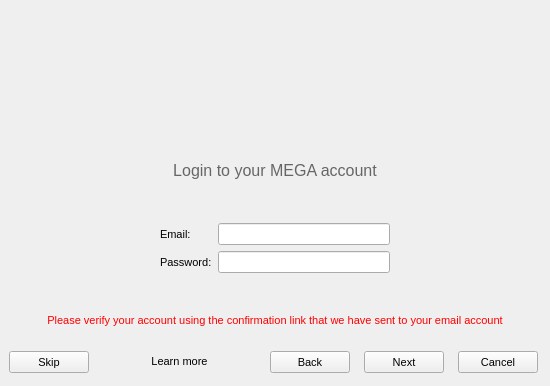
Above: src/MEGASync/gui/win/SetupWizard.ui from meganz/MEGAsync before the change. Below: the same form after it.
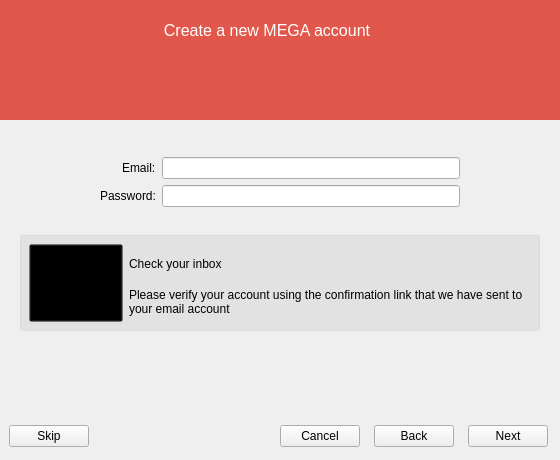
That is the form after the change. The open tabs and pages were chosen to show the change. Icons and pictures are not drawn. Custom widgets are drawn as their Qt base class.

Commit message: Initial commit: - Apply new style to all steps - New password strength - New assets

Diff of the .ui file:
```diff
--- a/src/MEGASync/gui/win/SetupWizard.ui
+++ b/src/MEGASync/gui/win/SetupWizard.ui
@@ -6,84 +6,42 @@
    <rect>
     <x>0</x>
     <y>0</y>
-    <width>550</width>
-    <height>386</height>
+    <width>560</width>
+    <height>460</height>
    </rect>
   </property>
   <property name="minimumSize">
    <size>
-    <width>550</width>
-    <height>386</height>
+    <width>560</width>
+    <height>460</height>
    </size>
   </property>
   <property name="maximumSize">
    <size>
-    <width>550</width>
-    <height>386</height>
+    <width>581</width>
+    <height>460</height>
    </size>
   </property>
   <property name="windowTitle">
    <string>Setup Wizard - MEGAsync</string>
   </property>
   <property name="styleSheet">
-   <string notr="true">QWidget
-{
-font-size: 11px;
-}
-
-QCheckBox::indicator {
-     width: 16px;
-     height: 16px;
- }
-
-QRadioButton::indicator {
-     width: 22px;
-     height: 22px;
-	
- }
-
-QScrollBar:horizontal {
-height: 16px;
-}
-
-QPushButton
-{
-    min-height: 14px;
-	height: 14px;
-}
-
-
-#sPages
-{
-	background-image: url(://images/background.png);
-}
-
-#lVerify
-{
-	color: red;
-}
-
-#wAdvancedSetup, #wTypicalSetup
-{
-	background: transparent;
-}
-
-#lTypicalDesc, #lAdvancedDesc
+   <string notr="true">#lTypicalDesc, #lAdvancedDesc
 {
 	font-size:13px; 
 	color:#666666;
 }
 
-#label, #label_2, #label_6, #lFinalMegaFolderIntro, #bFinalLocalFolder, #bFinalMegaFolder
+#wHeader
 {
-	font-size:13px; 
+    background-color: #E2574C;
 }
 
-#lTypicalHeader, #lAdvancedHeader
+#lHeader
 {
-	font-size:21px; 
-	font-weight:600; 
-	color:#333333;
+   font-family: &quot;Montserrat&quot;;
+   font-size: 16px;
+   color: #ffffff;
 }
 
 #lProgress
@@ -92,10 +50,9 @@
     font-weight: bold;
 }
 
-#lSetupType, #lAdvancedSetup, #lWelcome, #lLogin, #lCreateAccount
+#cAgreeWithTerms
 {
-font-size: 16px;
-font-weight: bold;
+	margin-left: -2px;
 }
 
 #lLocalFolder, #lMegaFolder
@@ -104,27 +61,9 @@
 	margin-left: -3px;
 }
 
-#pBCreateAccountHeader
+#bCurrentStep
 {
 	border:none;
-	
-}
-
-#lWelcome
-{
-font-size:20px;
-font: &quot;Helvetica&quot;;
-font-weight: normal;
-color: #666666;
-margin-bottom: 9px;
-}
-
-#label_2, #label_6, #lFinalMegaFolderIntro
-{
-	font: &quot;Helvetica&quot;;
-	font-size: 13px;
-	font-weight: normal;
-	color: #666666;
 }
 
 #lAdditionalSyncs
@@ -135,18 +74,12 @@
 	color: #666666;
 }
 
-#lCreateAccount, #lProgress, #lSetupType, #lAdvancedSetup
+#lProgress, #lAdvancedSetup
 {
 	font: &quot;Helvetica&quot;;
 	font-weight: normal;
 	color: #666666;
 	font-size:20px;
-}
-#lLogin
-{
-	font: &quot;Helvetica&quot;;
-	font-weight: normal;
-	color: #666666;
 }</string>
   </property>
   <layout class="QVBoxLayout" name="verticalLayout">
@@ -165,10 +98,226 @@
    <property name="bottomMargin">
     <number>0</number>
    </property>
+   <item>
+    <widget class="QWidget" name="wHeader" native="true">
+     <property name="minimumSize">
+      <size>
+       <width>0</width>
+       <height>120</height>
+      </size>
+     </property>
+     <property name="maximumSize">
+      <size>
+       <width>16777215</width>
+       <height>120</height>
+      </size>
+     </property>
+     <layout class="QVBoxLayout" name="verticalLayout_14">
+      <property name="leftMargin">
+       <number>0</number>
+      </property>
+      <property name="topMargin">
+       <number>0</number>
+      </property>
+      <property name="rightMargin">
+       <number>0</number>
+      </property>
+      <item>
+       <widget class="QWidget" name="widget_5" native="true">
+        <layout class="QHBoxLayout" name="horizontalLayout_7">
+         <property name="spacing">
+          <number>-1</number>
+         </property>
+         <property name="leftMargin">
+          <number>0</number>
+         </property>
+         <property name="topMargin">
+          <number>0</number>
+         </property>
+         <property name="rightMargin">
+          <number>0</number>
+         </property>
+         <property name="bottomMargin">
+          <number>0</number>
+         </property>
+         <item>
+          <spacer name="horizontalSpacer_3">
+           <property name="orientation">
+            <enum>Qt::Horizontal</enum>
+           </property>
+           <property name="sizeHint" stdset="0">
+            <size>
+             <width>2</width>
+             <height>20</height>
+            </size>
+           </property>
+          </spacer>
+         </item>
+         <item>
+          <widget class="QLabel" name="lHeader">
+           <property name="minimumSize">
+            <size>
+             <width>0</width>
+             <height>19</height>
+            </size>
+           </property>
+           <property name="maximumSize">
+            <size>
+             <width>16777215</width>
+             <height>19</height>
+            </size>
+           </property>
+           <property name="text">
+            <string>Create a new MEGA account</string>
+           </property>
+           <property name="alignment">
+            <set>Qt::AlignCenter</set>
+           </property>
+          </widget>
+         </item>
+         <item>
+          <widget class="CocoaHelpButton" name="wHelp" native="true">
+           <property name="sizePolicy">
+            <sizepolicy hsizetype="Fixed" vsizetype="Preferred">
+             <horstretch>0</horstretch>
+             <verstretch>0</verstretch>
+            </sizepolicy>
+           </property>
+           <property name="minimumSize">
+            <size>
+             <width>20</width>
+             <height>20</height>
+            </size>
+           </property>
+           <property name="maximumSize">
+            <size>
+             <width>20</width>
+             <height>20</height>
+            </size>
+           </property>
+          </widget>
+         </item>
+         <item>
+          <spacer name="horizontalSpacer_4">
+           <property name="orientation">
+            <enum>Qt::Horizontal</enum>
+           </property>
+           <property name="sizeHint" stdset="0">
+            <size>
+             <width>2</width>
+             <height>20</height>
+            </size>
+           </property>
+          </spacer>
+         </item>
+        </layout>
+       </widget>
+      </item>
+      <item>
+       <widget class="QWidget" name="wCountStep" native="true">
+        <property name="minimumSize">
+         <size>
+          <width>0</width>
+          <height>44</height>
+         </size>
+        </property>
+        <property name="maximumSize">
+         <size>
+          <width>16777215</width>
+          <height>44</height>
+         </size>
+        </property>
+        <layout class="QHBoxLayout" name="horizontalLayout">
+         <property name="spacing">
+          <number>0</number>
+         </property>
+         <property name="leftMargin">
+          <number>0</number>
+         </property>
+         <property name="topMargin">
+          <number>0</number>
+         </property>
+         <property name="rightMargin">
+          <number>0</number>
+         </property>
+         <property name="bottomMargin">
+          <number>0</number>
+         </property>
+         <item>
+          <spacer name="horizontalSpacer_2">
+           <property name="orientation">
+            <enum>Qt::Horizontal</enum>
+           </property>
+           <property name="sizeHint" stdset="0">
+            <size>
+             <width>3</width>
+             <height>20</height>
+            </size>
+           </property>
+          </spacer>
+         </item>
+         <item>
+          <widget class="QPushButton" name="bCurrentStep">
+           <property name="minimumSize">
+            <size>
+             <width>512</width>
+             <height>0</height>
+            </size>
+           </property>
+           <property name="maximumSize">
+            <size>
+             <width>512</width>
+             <height>44</height>
+            </size>
+           </property>
+           <property name="text">
+            <string/>
+           </property>
+           <property name="icon">
+            <iconset>
+             <normalon>:/images/setup_step1.png</normalon>
+            </iconset>
+           </property>
+           <property name="iconSize">
+            <size>
+             <width>512</width>
+             <height>44</height>
+            </size>
+           </property>
+          </widget>
+         </item>
+         <item>
+          <spacer name="horizontalSpacer">
+           <property name="orientation">
+            <enum>Qt::Horizontal</enum>
+           </property>
+           <property name="sizeHint" stdset="0">
+            <size>
+             <width>21</width>
+             <height>20</height>
+            </size>
+           </property>
+          </spacer>
+         </item>
+        </layout>
+       </widget>
+      </item>
+     </layout>
+    </widget>
+   </item>
    <item>
     <widget class="QStackedWidget" name="sPages">
-     <property name="styleSheet">
-      <string notr="true">background-image: url(&quot;:/images/background.png&quot;);</string>
+     <property name="minimumSize">
+      <size>
+       <width>0</width>
+       <height>290</height>
+      </size>
+     </property>
+     <property name="maximumSize">
+      <size>
+       <width>16777215</width>
+       <height>16777215</height>
+      </size>
      </property>
      <property name="currentIndex">
       <number>0</number>
@@ -532,7 +681,7 @@
       </property>
       <layout class="QVBoxLayout" name="verticalLayout_4">
        <property name="spacing">
-        <number>5</number>
+        <number>19</number>
        </property>
        <property name="leftMargin">
         <number>20</number>
@@ -543,73 +692,6 @@
        <property name="rightMargin">
         <number>20</number>
        </property>
-       <item>
-        <widget class="QToolButton" name="toolButton">
-         <property name="sizePolicy">
-          <sizepolicy hsizetype="Minimum" vsizetype="Fixed">
-           <horstretch>0</horstretch>
-           <verstretch>0</verstretch>
-          </sizepolicy>
-         </property>
-         <property name="focusPolicy">
-          <enum>Qt::NoFocus</enum>
-         </property>
-         <property name="styleSheet">
-          <string notr="true">border: none;
-</string>
-         </property>
-         <property name="text">
-          <string/>
-         </property>
-         <property name="icon">
-          <iconset resource="../Resources_win.qrc">
-           <normaloff>:/images/app_128.png</normaloff>:/images/app_128.png</iconset>
-         </property>
-         <property name="iconSize">
-          <size>
-           <width>128</width>
-           <height>128</height>
-          </size>
-         </property>
-        </widget>
-       </item>
-       <item>
-        <widget class="QLabel" name="lLogin">
-         <property name="font">
-          <font>
-           <pointsize>-1</pointsize>
-           <weight>50</weight>
-           <italic>false</italic>
-           <bold>false</bold>
-          </font>
-         </property>
-         <property name="focusPolicy">
-          <enum>Qt::StrongFocus</enum>
-         </property>
-         <property name="styleSheet">
-          <string notr="true"/>
-         </property>
-         <property name="text">
-          <string>Login to your MEGA account</string>
-         </property>
-         <property name="alignment">
-          <set>Qt::AlignCenter</set>
-         </property>
-        </widget>
-       </item>
-       <item>
-        <spacer name="verticalSpacer_3">
-         <property name="orientation">
-          <enum>Qt::Vertical</enum>
-         </property>
-         <property name="sizeHint" stdset="0">
-          <size>
-           <width>20</width>
-           <height>40</height>
-          </size>
-         </property>
-        </spacer>
-       </item>
        <item>
         <widget class="QWidget" name="wLoginForm" native="true">
          <property name="styleSheet">
@@ -620,16 +702,16 @@
            <enum>QFormLayout::AllNonFixedFieldsGrow</enum>
           </property>
           <property name="labelAlignment">
-           <set>Qt::AlignLeading|Qt::AlignLeft|Qt::AlignVCenter</set>
+           <set>Qt::AlignRight|Qt::AlignTrailing|Qt::AlignVCenter</set>
           </property>
           <property name="leftMargin">
-           <number>140</number>
+           <number>80</number>
           </property>
           <property name="topMargin">
            <number>12</number>
           </property>
           <property name="rightMargin">
-           <number>140</number>
+           <number>80</number>
           </property>
           <item row="1" column="0">
            <widget class="QLabel" name="lLoginEmail">
@@ -677,6 +759,99 @@
          </layout>
         </widget>
        </item>
+       <item>
+        <widget class="QWidget" name="wCheckInbox" native="true">
+         <property name="minimumSize">
+          <size>
+           <width>0</width>
+           <height>96</height>
+          </size>
+         </property>
+         <property name="maximumSize">
+          <size>
+           <width>16777215</width>
+           <height>96</height>
+          </size>
+         </property>
+         <property name="styleSheet">
+          <string notr="true">#wCheckInbox
+{ 
+background-color: #E2E2E2;
+ border-radius: 3px;
+ border: 1px solid rgba(0, 0, 0, 5%);
+ padding: 40px 40px 40px 40px;
+}</string>
+         </property>
+         <layout class="QHBoxLayout" name="horizontalLayout_6">
+          <item>
+           <widget class="QPushButton" name="bCheckInbox">
+            <property name="minimumSize">
+             <size>
+              <width>94</width>
+              <height>0</height>
+             </size>
+            </property>
+            <property name="maximumSize">
+             <size>
+              <width>94</width>
+              <height>94</height>
+             </size>
+            </property>
+            <property name="text">
+             <string/>
+            </property>
+           </widget>
+          </item>
+          <item>
+           <widget class="QWidget" name="wCheckInboxDesc" native="true">
+            <layout class="QVBoxLayout" name="verticalLayout_15">
+             <property name="spacing">
+              <number>0</number>
+             </property>
+             <property name="leftMargin">
+              <number>0</number>
+             </property>
+             <property name="topMargin">
+              <number>0</number>
+             </property>
+             <property name="rightMargin">
+              <number>0</number>
+             </property>
+             <property name="bottomMargin">
+              <number>0</number>
+             </property>
+             <item>
+              <widget class="QLabel" name="lCheckInbox">
+               <property name="text">
+                <string>Check your inbox</string>
+               </property>
+              </widget>
+             </item>
+             <item>
+              <widget class="QLabel" name="lCheckInboxDesc">
+               <property name="font">
+                <font/>
+               </property>
+               <property name="focusPolicy">
+                <enum>Qt::StrongFocus</enum>
+               </property>
+               <property name="text">
+                <string>Please verify your account using the confirmation link that we have sent to your email account</string>
+               </property>
+               <property name="alignment">
+                <set>Qt::AlignLeading|Qt::AlignLeft|Qt::AlignVCenter</set>
+               </property>
+               <property name="wordWrap">
+                <bool>true</bool>
+               </property>
+              </widget>
+             </item>
+            </layout>
+           </widget>
+          </item>
+         </layout>
+        </widget>
+       </item>
        <item>
         <spacer name="vsLogin">
          <property name="orientation">
@@ -690,27 +865,6 @@
          </property>
         </spacer>
        </item>
-       <item>
-        <widget class="QLabel" name="lVerify">
-         <property name="font">
-          <font>
-           <pointsize>-1</pointsize>
-          </font>
-         </property>
-         <property name="focusPolicy">
-          <enum>Qt::StrongFocus</enum>
-         </property>
-         <property name="text">
-          <string>Please verify your account using the confirmation link that we have sent to your email account</string>
-         </property>
-         <property name="alignment">
-          <set>Qt::AlignCenter</set>
-         </property>
-         <property name="wordWrap">
-          <bool>true</bool>
-         </property>
-        </widget>
-       </item>
       </layout>
      </widget>
      <widget class="QWidget" name="pProgress">
@@ -1664,41 +1818,6 @@
         </property>
        </widget>
       </item>
-      <item>
-       <spacer name="hsButtons">
-        <property name="orientation">
-         <enum>Qt::Horizontal</enum>
-        </property>
-        <property name="sizeHint" stdset="0">
-         <size>
-          <width>40</width>
-          <height>20</height>
-         </size>
-        </property>
-       </spacer>
-      </item>
-      <item>
-       <widget class="QLabel" name="lLearnMore">
-        <property name="sizePolicy">
-         <sizepolicy hsizetype="MinimumExpanding" vsizetype="Preferred">
-          <horstretch>0</horstretch>
-          <verstretch>0</verstretch>
-         </sizepolicy>
-        </property>
-        <property name="text">
-         <string>Learn more</string>
-        </property>
-        <property name="textFormat">
-         <enum>Qt::RichText</enum>
-        </property>
-        <property name="alignment">
-         <set>Qt::AlignCenter</set>
-        </property>
-        <property name="openExternalLinks">
-         <bool>true</bool>
-        </property>
-       </widget>
-      </item>
       <item>
        <spacer name="hsButtonsRight">
         <property name="orientation">
@@ -1712,6 +1831,13 @@
         </property>
        </spacer>
       </item>
+      <item>
+       <widget class="QPushButton" name="bCancel">
+        <property name="text">
+         <string>Cancel</string>
+        </property>
+       </widget>
+      </item>
       <item>
        <widget class="QPushButton" name="bBack">
         <property name="text">
@@ -1726,18 +1852,19 @@
         </property>
        </widget>
       </item>
-      <item>
-       <widget class="QPushButton" name="bCancel">
-        <property name="text">
-         <string>Cancel</string>
-        </property>
-       </widget>
-      </item>
      </layout>
     </widget>
    </item>
   </layout>
  </widget>
+ <customwidgets>
+  <customwidget>
+   <class>CocoaHelpButton</class>
+   <extends>QWidget</extends>
+   <header location="global">CocoaHelpButton.h</header>
+   <container>1</container>
+  </customwidget>
+ </customwidgets>
  <tabstops>
   <tabstop>rHaveAccount</tabstop>
   <tabstop>rDontHaveAccount</tabstop>
```
Left out of the diff: 654 changed lines with no effect on the pictures. The commit also changes 21 other files.
